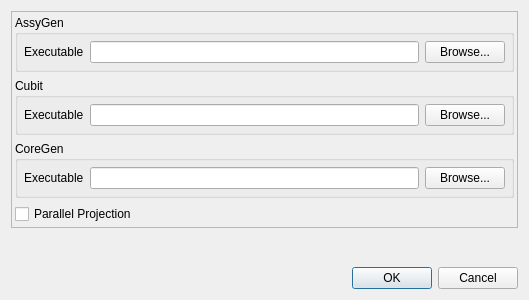
First picture: the form in Application/Preferences.ui, repository Sprunth/RGG, before the edit.
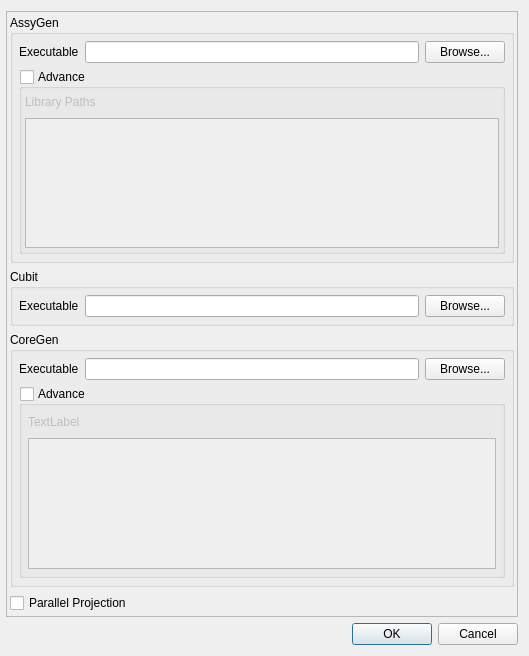
Second picture: the form after the edit.

What changed in the file:
```diff
--- a/Application/Preferences.ui
+++ b/Application/Preferences.ui
@@ -7,13 +7,16 @@
     <x>0</x>
     <y>0</y>
     <width>529</width>
-    <height>300</height>
+    <height>656</height>
    </rect>
   </property>
   <property name="windowTitle">
    <string>System Preferences</string>
   </property>
   <layout class="QVBoxLayout" name="verticalLayout_3">
+   <property name="leftMargin">
+    <number>6</number>
+   </property>
    <item>
     <widget class="QFrame" name="frame">
      <property name="frameShape">
@@ -31,10 +34,12 @@
         <property name="title">
          <string>AssyGen</string>
         </property>
-        <layout class="QHBoxLayout" name="horizontalLayout_4">
+        <layout class="QVBoxLayout" name="verticalLayout">
          <property name="margin">
           <number>6</number>
          </property>
+         <item>
+          <layout class="QHBoxLayout" name="horizontalLayout_5">
          <item>
           <widget class="QLabel" name="label">
            <property name="text">
@@ -57,6 +62,60 @@
           </widget>
          </item>
         </layout>
+         </item>
+         <item>
+          <widget class="QGroupBox" name="groupBox_3">
+           <property name="title">
+            <string>Advance</string>
+           </property>
+           <property name="flat">
+            <bool>false</bool>
+           </property>
+           <property name="checkable">
+            <bool>true</bool>
+           </property>
+           <property name="checked">
+            <bool>false</bool>
+           </property>
+           <layout class="QVBoxLayout" name="verticalLayout_4">
+            <property name="margin">
+             <number>3</number>
+            </property>
+            <item>
+             <layout class="QHBoxLayout" name="horizontalLayout_4">
+              <item>
+               <widget class="QLabel" name="label_2">
+                <property name="text">
+                 <string>Library Paths</string>
+                </property>
+               </widget>
+              </item>
+              <item>
+               <spacer name="horizontalSpacer">
+                <property name="orientation">
+                 <enum>Qt::Horizontal</enum>
+                </property>
+                <property name="sizeHint" stdset="0">
+                 <size>
+                  <width>40</width>
+                  <height>20</height>
+                 </size>
+                </property>
+               </spacer>
+              </item>
+             </layout>
+            </item>
+            <item>
+             <widget class="QTextEdit" name="AssyGenLib">
+              <property name="acceptRichText">
+               <bool>false</bool>
+              </property>
+             </widget>
+            </item>
+           </layout>
+          </widget>
+         </item>
+        </layout>
        </widget>
       </item>
       <item>
@@ -64,10 +123,12 @@
         <property name="title">
          <string>Cubit</string>
         </property>
-        <layout class="QHBoxLayout" name="horizontalLayout_2">
+        <layout class="QVBoxLayout" name="verticalLayout_5">
          <property name="margin">
           <number>6</number>
          </property>
+         <item>
+          <layout class="QHBoxLayout" name="horizontalLayout_6">
          <item>
           <widget class="QLabel" name="label_3">
            <property name="text">
@@ -90,6 +151,8 @@
           </widget>
          </item>
         </layout>
+         </item>
+        </layout>
        </widget>
       </item>
       <item>
@@ -97,10 +160,12 @@
         <property name="title">
          <string>CoreGen</string>
         </property>
-        <layout class="QHBoxLayout" name="horizontalLayout_3">
+        <layout class="QVBoxLayout" name="verticalLayout_6">
          <property name="margin">
           <number>6</number>
          </property>
+         <item>
+          <layout class="QHBoxLayout" name="horizontalLayout_2">
          <item>
           <widget class="QLabel" name="label_5">
            <property name="text">
@@ -120,6 +185,53 @@
            <property name="text">
             <string>Browse...</string>
            </property>
+            </widget>
+           </item>
+          </layout>
+         </item>
+         <item>
+          <widget class="QGroupBox" name="groupBox_4">
+           <property name="title">
+            <string>Advance</string>
+           </property>
+           <property name="checkable">
+            <bool>true</bool>
+           </property>
+           <property name="checked">
+            <bool>false</bool>
+           </property>
+           <layout class="QVBoxLayout" name="verticalLayout_7">
+            <property name="margin">
+             <number>6</number>
+            </property>
+            <item>
+             <layout class="QHBoxLayout" name="horizontalLayout_3">
+              <item>
+               <widget class="QLabel" name="label_4">
+                <property name="text">
+                 <string>TextLabel</string>
+                </property>
+               </widget>
+              </item>
+              <item>
+               <spacer name="horizontalSpacer_2">
+                <property name="orientation">
+                 <enum>Qt::Horizontal</enum>
+                </property>
+                <property name="sizeHint" stdset="0">
+                 <size>
+                  <width>40</width>
+                  <height>20</height>
+                 </size>
+                </property>
+               </spacer>
+              </item>
+             </layout>
+            </item>
+            <item>
+             <widget class="QTextEdit" name="CoreGenLib"/>
+            </item>
+           </layout>
           </widget>
          </item>
         </layout>
```
Lines whose indentation alone changed are shown as unchanged.
